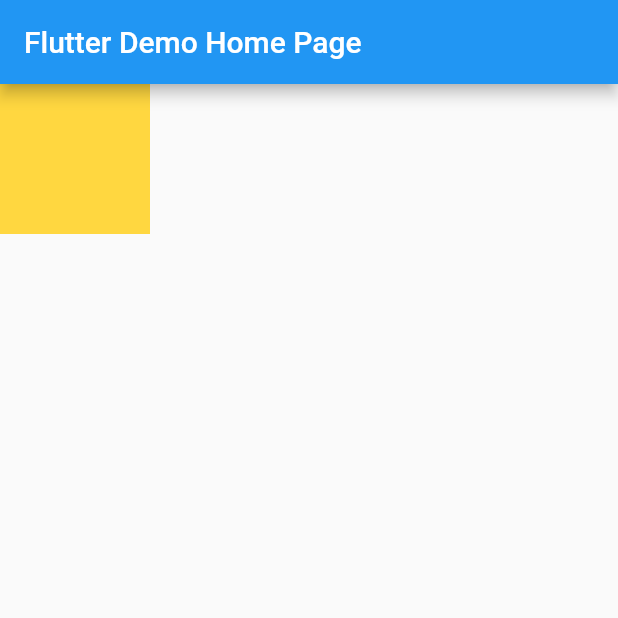
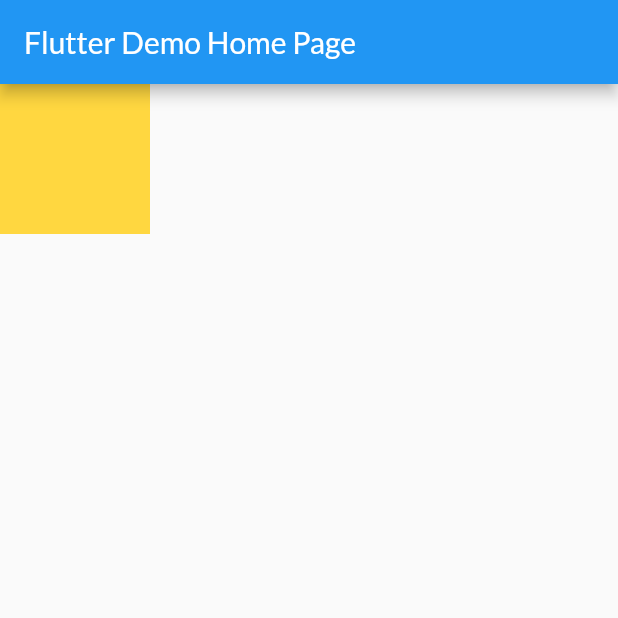
Before and after one commit to shafayathossain/PokDex, a Flutter app: the screen it shows after launch, on a phone screen of 412 x 824 dp, the top half of it. Run offline on Flutter 3.47's test engine with Material 2 defaults, Android fonts, the phone set to English and light mode, and no system bars; our stand-ins replace flutter_bloc, google_fonts, graphql_flutter, kiwi; network calls fail.

Commit message:
Lato Sans font applied for whole app text.

```diff
--- a/lib/features/home/page/home_page.dart
+++ b/lib/features/home/page/home_page.dart
@@ -1,5 +1,4 @@
 import 'package:flutter/material.dart';
-import 'package:flutter/widgets.dart';
 import 'package:flutter_bloc/flutter_bloc.dart';
 import 'package:kiwi/kiwi.dart';
 import 'package:pokemon_index/features/home/bloc/home_bloc.dart';
@@ -7,7 +6,7 @@ import 'package:pokemon_index/features/home/bloc/home_event.dart';
 import 'package:pokemon_index/features/home/bloc/home_state.dart';
 
 class HomePage extends StatelessWidget {
-  KiwiContainer _kiwiContainer = KiwiContainer();
+  final KiwiContainer _kiwiContainer = KiwiContainer();
   @override
   Widget build(BuildContext context) {
     return BlocProvider(
--- a/lib/main.dart
+++ b/lib/main.dart
@@ -1,4 +1,5 @@
 import 'package:flutter/material.dart';
+import 'package:google_fonts/google_fonts.dart';
 import 'package:pokemon_index/di/app_module.dart';
 import 'package:pokemon_index/features/home/page/home_page.dart';
 
@@ -13,6 +14,8 @@ class MyApp extends StatelessWidget {
   // This widget is the root of your application.
   @override
   Widget build(BuildContext context) {
+    final textTheme = Theme.of(context).textTheme;
+
     return MaterialApp(
       title: 'PokDex',
       theme: ThemeData(
@@ -26,6 +29,7 @@ class MyApp extends StatelessWidget {
         // Notice that the counter didn't reset back to zero; the application
         // is not restarted.
         primarySwatch: Colors.blue,
+        textTheme: GoogleFonts.latoTextTheme(textTheme)
       ),
       home: const MyHomePage(title: 'Flutter Demo Home Page'),
     );
--- a/pubspec.yaml
+++ b/pubspec.yaml
@@ -37,6 +37,7 @@ dependencies:
   kiwi: 4.0.2
   graphql_flutter: 5.1.0
   flutter_bloc: 8.0.0
+  google_fonts: 3.0.1
 
 dev_dependencies:
   flutter_test:
```
